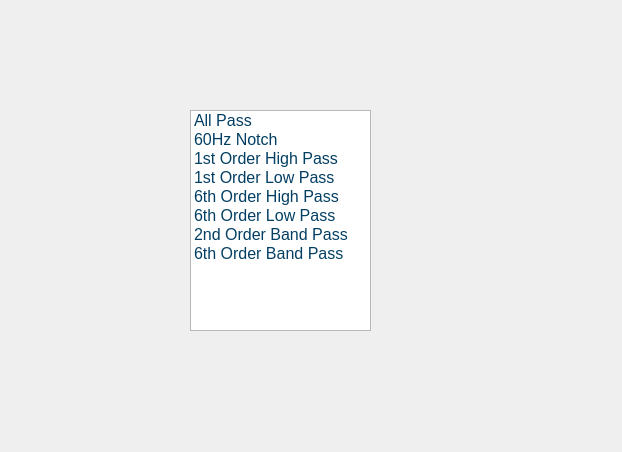
wyattduber/CyDAQ, file gui/qtdesigner/FilterWidget.ui: the form before one commit.
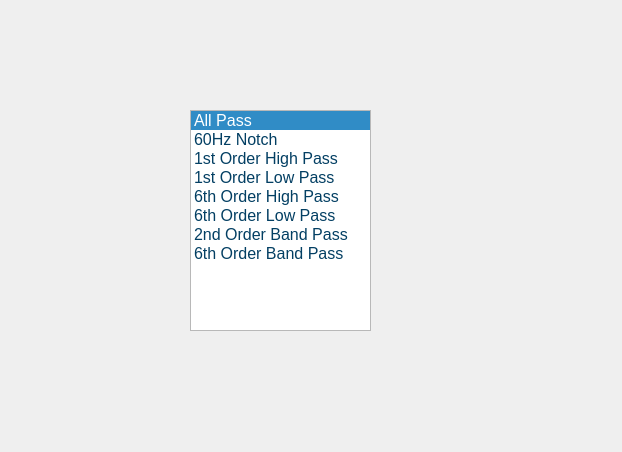
The form after the commit.

Diff of the .ui file:
```diff
--- a/gui/qtdesigner/FilterWidget.ui
+++ b/gui/qtdesigner/FilterWidget.ui
@@ -30,6 +30,9 @@
      <height>221</height>
     </rect>
    </property>
+   <property name="currentRow">
+    <number>0</number>
+   </property>
    <item>
     <property name="text">
      <string>All Pass</string>
```
